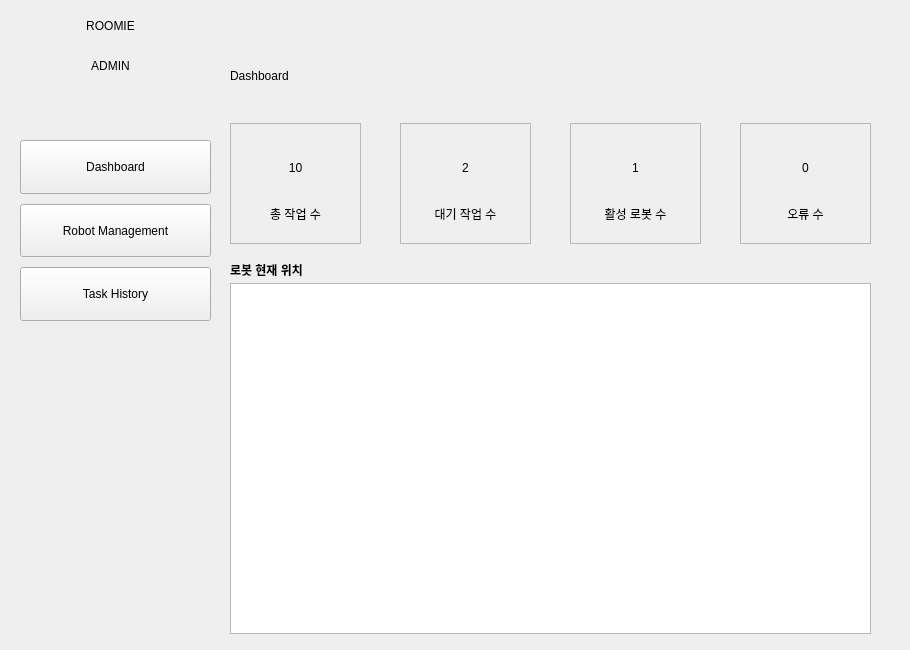
TheMomentLab/Roomie, file ros2_ws/src/roomie_agui/roomie_agui/admin_gui.ui: the form before one commit.
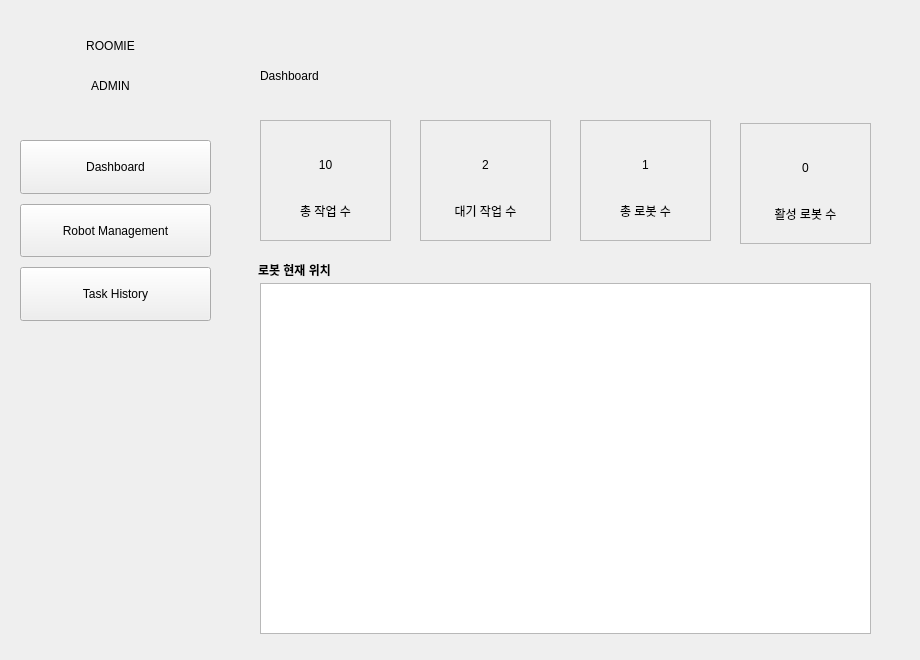
The form after the commit.

Commit message: [AGUI] RMS 연동 로직 구현

```diff
--- a/ros2_ws/src/roomie_agui/roomie_agui/admin_gui.ui
+++ b/ros2_ws/src/roomie_agui/roomie_agui/admin_gui.ui
@@ -6,8 +6,8 @@
    <rect>
     <x>0</x>
     <y>0</y>
-    <width>910</width>
-    <height>650</height>
+    <width>920</width>
+    <height>660</height>
    </rect>
   </property>
   <property name="windowTitle">
@@ -30,9 +30,9 @@
      <widget class="QLabel" name="label_db">
       <property name="geometry">
        <rect>
-        <x>10</x>
+        <x>40</x>
         <y>30</y>
-        <width>641</width>
+        <width>611</width>
         <height>91</height>
        </rect>
       </property>
@@ -43,8 +43,8 @@
      <widget class="QFrame" name="frame_2">
       <property name="geometry">
        <rect>
-        <x>180</x>
-        <y>123</y>
+        <x>200</x>
+        <y>120</y>
         <width>131</width>
         <height>121</height>
        </rect>
@@ -91,9 +91,9 @@
      <widget class="QGraphicsView" name="map">
       <property name="geometry">
        <rect>
-        <x>10</x>
+        <x>40</x>
         <y>283</y>
-        <width>641</width>
+        <width>611</width>
         <height>351</height>
        </rect>
       </property>
@@ -101,8 +101,8 @@
      <widget class="QFrame" name="frame_3">
       <property name="geometry">
        <rect>
-        <x>350</x>
-        <y>123</y>
+        <x>360</x>
+        <y>120</y>
         <width>131</width>
         <height>121</height>
        </rect>
@@ -113,7 +113,7 @@
       <property name="frameShadow">
        <enum>QFrame::Raised</enum>
       </property>
-      <widget class="QLabel" name="label_activerobot">
+      <widget class="QLabel" name="label_totalrobot">
        <property name="geometry">
         <rect>
          <x>0</x>
@@ -129,7 +129,7 @@
         <set>Qt::AlignCenter</set>
        </property>
       </widget>
-      <widget class="QLabel" name="label_activerobot_2">
+      <widget class="QLabel" name="label_totalrobot_2">
        <property name="geometry">
         <rect>
          <x>0</x>
@@ -139,7 +139,7 @@
         </rect>
        </property>
        <property name="text">
-        <string>활성 로봇 수</string>
+        <string>총 로봇 수</string>
        </property>
        <property name="alignment">
         <set>Qt::AlignCenter</set>
@@ -161,7 +161,7 @@
       <property name="frameShadow">
        <enum>QFrame::Raised</enum>
       </property>
-      <widget class="QLabel" name="label_error">
+      <widget class="QLabel" name="label_activerobot">
        <property name="geometry">
         <rect>
          <x>0</x>
@@ -177,7 +177,7 @@
         <set>Qt::AlignCenter</set>
        </property>
       </widget>
-      <widget class="QLabel" name="label_error_2">
+      <widget class="QLabel" name="label_activerobot_2">
        <property name="geometry">
         <rect>
          <x>0</x>
@@ -187,7 +187,7 @@
         </rect>
        </property>
        <property name="text">
-        <string>오류 수</string>
+        <string>활성 로봇 수</string>
        </property>
        <property name="alignment">
         <set>Qt::AlignCenter</set>
@@ -197,8 +197,8 @@
      <widget class="QFrame" name="frame">
       <property name="geometry">
        <rect>
-        <x>10</x>
-        <y>123</y>
+        <x>40</x>
+        <y>120</y>
         <width>131</width>
         <height>121</height>
        </rect>
@@ -245,9 +245,9 @@
      <widget class="QLabel" name="label_robotlocation">
       <property name="geometry">
        <rect>
-        <x>10</x>
+        <x>38</x>
         <y>260</y>
-        <width>319</width>
+        <width>291</width>
         <height>21</height>
        </rect>
       </property>
@@ -784,7 +784,7 @@
      <property name="geometry">
       <rect>
        <x>0</x>
-       <y>50</y>
+       <y>70</y>
        <width>221</width>
        <height>31</height>
       </rect>
@@ -800,7 +800,7 @@
      <property name="geometry">
       <rect>
        <x>0</x>
-       <y>0</y>
+       <y>20</y>
        <width>221</width>
        <height>51</height>
       </rect>
```
Left out of the diff: 44 changed lines with no effect on the pictures. The commit also changes 2 other files.
